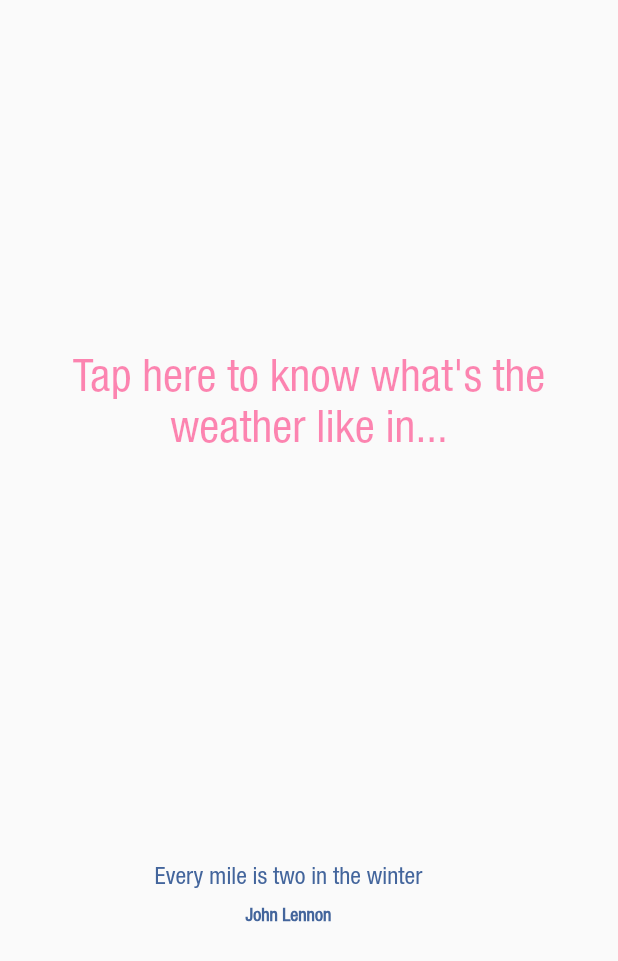
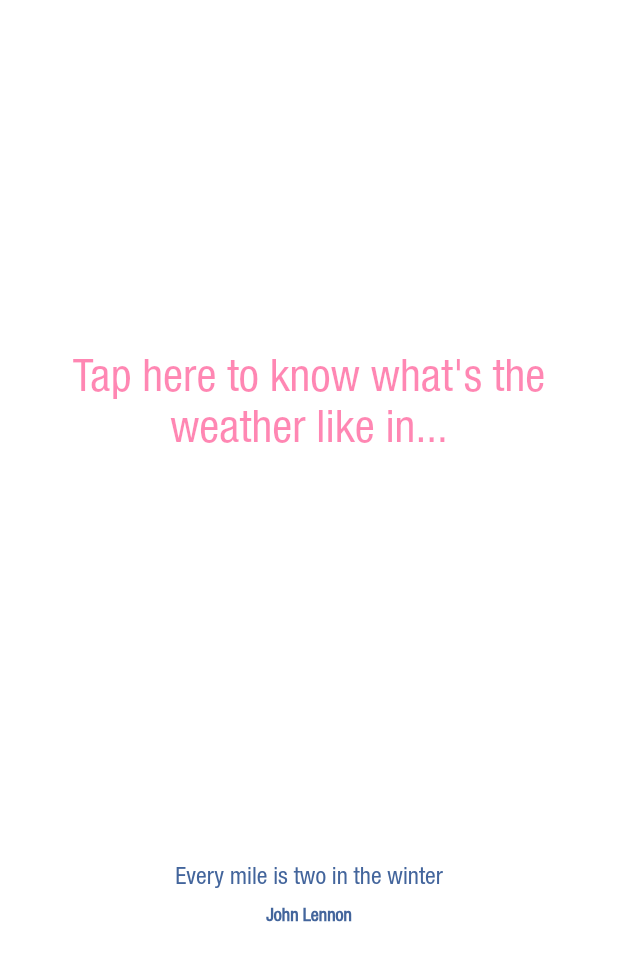
Before and after one commit to donpablo1977/spaggiari_tech_test, a Flutter app: the screen it shows after launch, on a phone screen of 412 x 824 dp. Shown: the top 961 px of the screen. Run offline on Flutter 3.47's test engine with Material 2 defaults, Android fonts, the light colour scheme and no system bars; our stand-ins replace bloc, flutter_bloc, lottie; generated files the repository leaves out were written again.

Commit message:
Some fixes
- Changed background color
- Removed useless alignment in QuoteText widget
- Removed useless alignment in SearchScreen widget
- Added key to DebugProfile entitlements to start the project on MacOS device
- Filled README.md file with some info

```diff
--- a/lib/constants/colores.dart
+++ b/lib/constants/colores.dart
@@ -1,7 +1,7 @@
 import 'package:flutter/material.dart';
 
 class Colores {
-  static const Color background = Color.fromRGBO(250, 250, 250, 1);
+  static const Color background = Color.fromRGBO(255, 255, 255, 1);
   static const Color green = Color.fromARGB(255, 124, 188, 167);
   static const Color blue = Color.fromARGB(255, 67, 101, 156);
   static const Color red = Color.fromARGB(255, 255, 0, 93);
--- a/lib/presentation/screens/search/parts/quote_text.dart
+++ b/lib/presentation/screens/search/parts/quote_text.dart
@@ -27,6 +27,8 @@ class _QuoteTextState extends State<QuoteText> {
   @override
   Widget build(BuildContext context) {
     return Column(
+      mainAxisAlignment: MainAxisAlignment.center,
+      crossAxisAlignment: CrossAxisAlignment.center,
       children: [
         Container(
           width: MediaQuery.of(context).size.width / 1.2,
--- a/lib/presentation/screens/search/search_screen.dart
+++ b/lib/presentation/screens/search/search_screen.dart
@@ -86,6 +86,7 @@ class _SearchScreenState extends State<SearchScreen> {
               //che verrà tramutato in latitudine e longitudine così da invocare le API.
               //Tale UI viene renderizzata anche nel caso di Failed state
               return Stack(
+                alignment: Alignment.center,
                 children: [
                   Positioned(
                       top: MediaQuery.of(context).size.height / 4,
```
Also changed, not shown: 2 other files.
